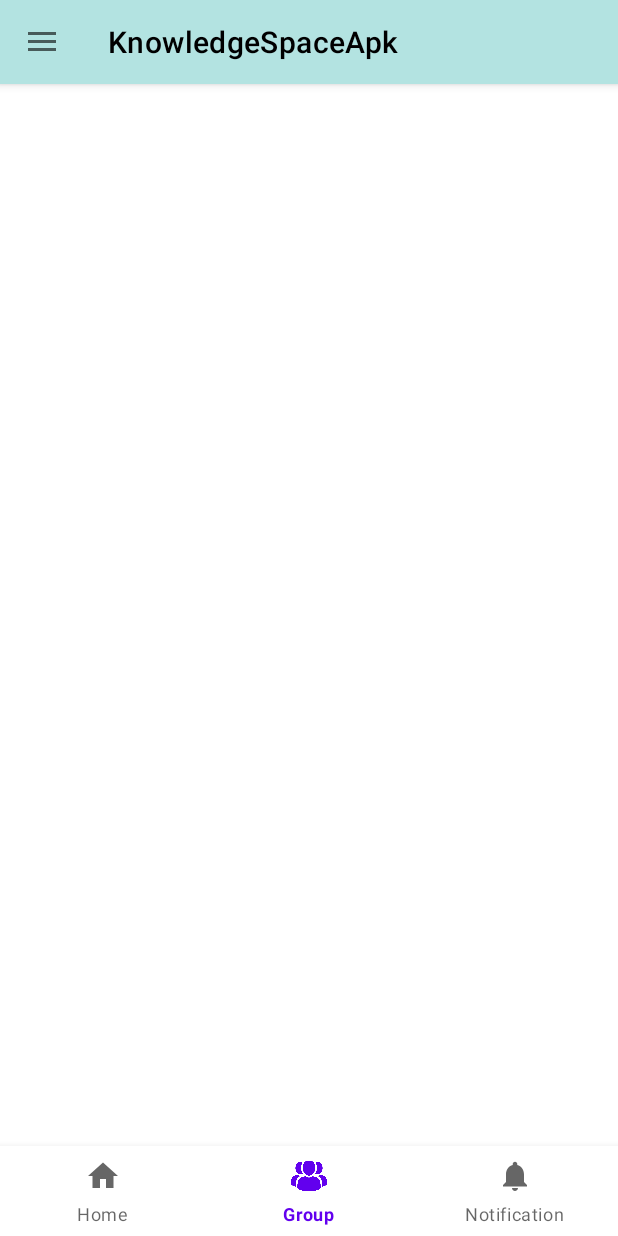
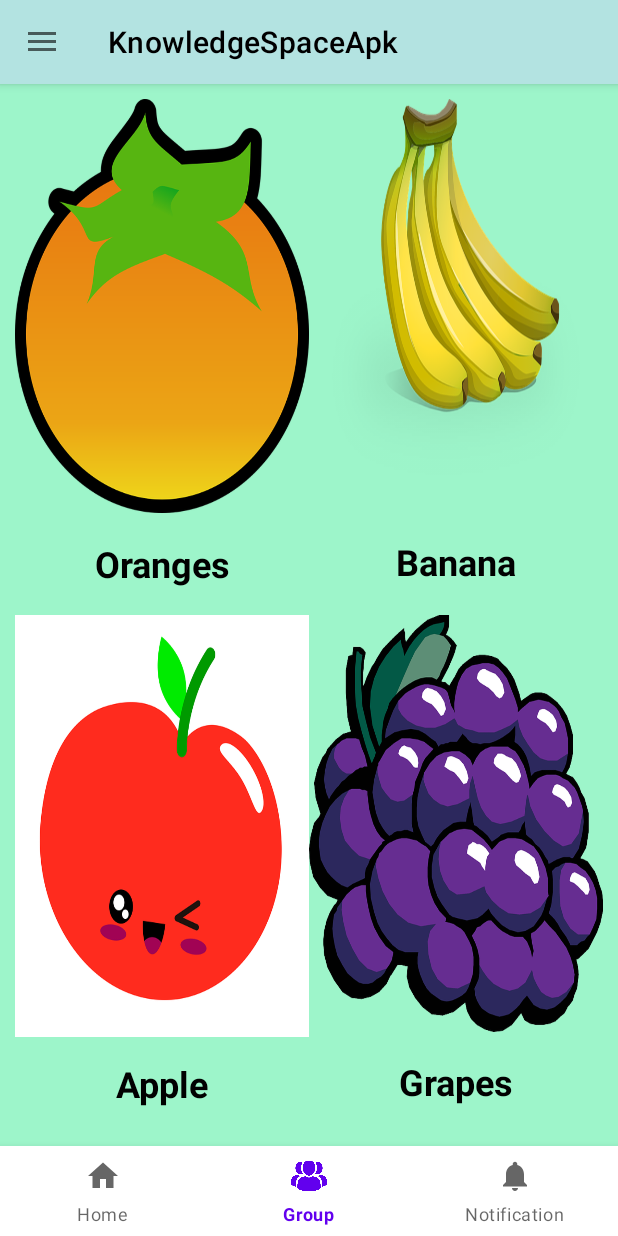
Before and after one commit to TempAc1/ksAppForked, an Android app: the screen it shows after launch (homeSc), item 2 of the bottom bar chosen, on a phone screen of 412 x 824 dp. Run offline under Robolectric (Android 15) with nearby library versions, the phone set to English and light mode, and no system bars.

Commit message:
group frag -> made structure for layout and added sample imgs.

```diff
--- a/KnowledgeSpaceApk/app/build.gradle
+++ b/KnowledgeSpaceApk/app/build.gradle
@@ -45,6 +45,8 @@ dependencies {
     implementation 'androidx.navigation:navigation-runtime:2.4.2'
     implementation 'androidx.navigation:navigation-fragment:2.4.2'
     implementation 'androidx.navigation:navigation-ui:2.4.2'
+    implementation "androidx.gridlayout:gridlayout:1.0.0"
+
 
 
 }
--- a/KnowledgeSpaceApk/app/src/main/res/layout/fragment_group.xml
+++ b/KnowledgeSpaceApk/app/src/main/res/layout/fragment_group.xml
@@ -1,6 +1,120 @@
 <?xml version="1.0" encoding="utf-8"?>
 <FrameLayout xmlns:android="http://schemas.android.com/apk/res/android"
+    xmlns:app="http://schemas.android.com/apk/res-auto"
     xmlns:tools="http://schemas.android.com/tools"
     android:layout_width="match_parent"
     android:layout_height="match_parent"
-    tools:context=".GroupFragment"/>
+    android:background="#A669F0AE"
+    android:layout_marginTop="?android:attr/actionBarSize"
+    tools:context=".GroupFragment">
+
+    <androidx.gridlayout.widget.GridLayout
+        android:id="@+id/gridLGrpFrag"
+        android:layout_width="match_parent"
+        android:layout_height="match_parent"
+        android:layout_margin="10dp"
+        app:columnCount="2"
+        app:rowCount="3">
+
+        <LinearLayout
+            android:layout_width="0dp"
+            android:layout_height="0dp"
+            android:orientation="vertical"
+            app:layout_columnWeight="1"
+            app:layout_rowWeight="1">
+
+            <ImageView
+                android:id="@+id/imageView5"
+                android:layout_width="match_parent"
+                android:layout_height="276dp"
+                android:scaleType="fitXY"
+                android:src="@drawable/orange" />
+
+            <TextView
+                android:id="@+id/textView8"
+                android:layout_width="match_parent"
+                android:layout_height="match_parent"
+                android:gravity="center"
+                android:text="Oranges"
+                android:textColor="#010101"
+                android:textSize="24sp"
+                android:textStyle="bold" />
+        </LinearLayout>
+
+        <LinearLayout
+            android:layout_width="0dp"
+            android:layout_height="0dp"
+            android:orientation="vertical"
+            app:layout_columnWeight="1"
+            app:layout_rowWeight="1">
+
+            <ImageView
+                android:id="@+id/imageView6"
+                android:layout_width="match_parent"
+                android:layout_height="273dp"
+                android:scaleType="fitXY"
+                android:src="@drawable/banana" />
+
+            <TextView
+                android:id="@+id/textView9"
+                android:layout_width="match_parent"
+                android:layout_height="match_parent"
+                android:gravity="center"
+                android:text="Banana"
+                android:textColor="#010101"
+                android:textSize="24sp"
+                android:textStyle="bold" />
+
+        </LinearLayout>
+
+        <LinearLayout
+            android:layout_width="0dp"
+            android:layout_height="0dp"
+            android:orientation="vertical"
+            app:layout_columnWeight="1"
+            app:layout_rowWeight="1">
+
+            <ImageView
+                android:id="@+id/imageView7"
+                android:layout_width="match_parent"
+                android:layout_height="281dp"
+                android:scaleType="fitXY"
+                android:src="@drawable/apple" />
+
+            <TextView
+                android:id="@+id/textView10"
+                android:layout_width="match_parent"
+                android:layout_height="match_parent"
+                android:gravity="center"
+                android:text="Apple"
+                android:textColor="#010101"
+                android:textSize="24sp"
+                android:textStyle="bold" />
+        </LinearLayout>
+
+        <LinearLayout
+            android:layout_width="0dp"
+            android:layout_height="0dp"
+            android:orientation="vertical"
+            app:layout_columnWeight="1"
+            app:layout_rowWeight="1">
+
+            <ImageView
+                android:id="@+id/imageView11"
+                android:layout_width="match_parent"
+                android:layout_height="278dp"
+                android:scaleType="fitXY"
+                android:src="@drawable/graphes" />
+
+            <TextView
+                android:id="@+id/textView12"
+                android:layout_width="match_parent"
+                android:layout_height="match_parent"
+                android:gravity="center"
+                android:text="Grapes"
+                android:textColor="#010101"
+                android:textSize="24sp"
+                android:textStyle="bold" />
+        </LinearLayout>
+    </androidx.gridlayout.widget.GridLayout>
+</FrameLayout>
```
Also changed, not shown: KnowledgeSpaceApk/app/src/main/res/drawable/apple.png (added), KnowledgeSpaceApk/app/src/main/res/drawable/banana.png (added), KnowledgeSpaceApk/app/src/main/res/drawable/graphes.png (added), KnowledgeSpaceApk/app/src/main/res/drawable/orange.png (added).
